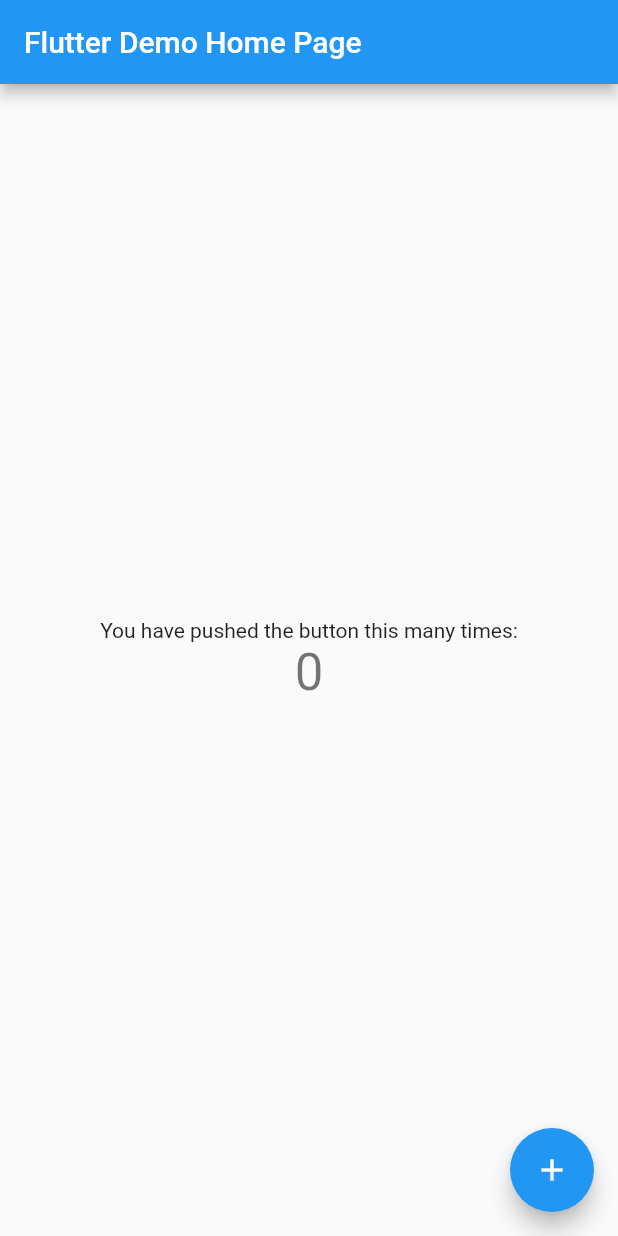
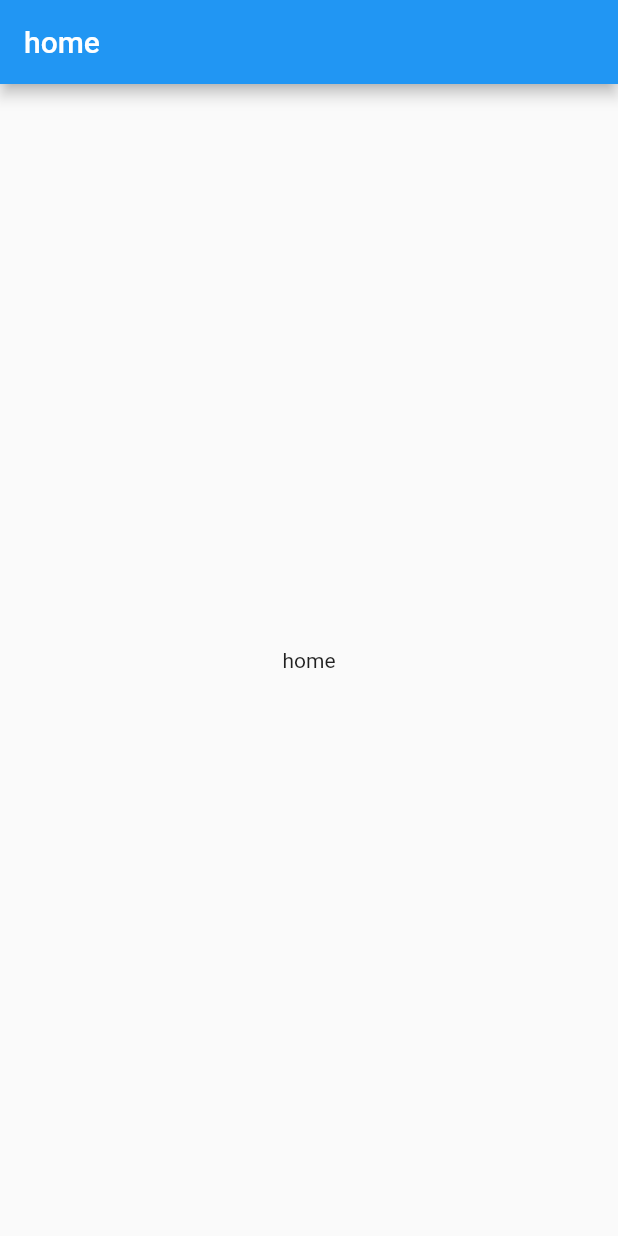
Before and after one commit to ZhuangDengDeng/flutter_template, a Flutter app: the screen it shows after launch, on a phone screen of 412 x 824 dp. Run offline on Flutter 3.47's test engine with Material 2 defaults, Android fonts, the phone set to English and light mode, and no system bars; our stand-ins replace fluro; statements that could not run were skipped.

Commit message:
集成fluro路由

```diff
--- a/lib/main.dart
+++ b/lib/main.dart
@@ -1,111 +1,4 @@
 import 'package:flutter/material.dart';
+import 'package:flutter_template/app.dart';
 
-void main() => runApp(MyApp());
-
-class MyApp extends StatelessWidget {
-  // This widget is the root of your application.
-  @override
-  Widget build(BuildContext context) {
-    return MaterialApp(
-      title: 'Flutter Demo',
-      theme: ThemeData(
-        // This is the theme of your application.
-        //
-        // Try running your application with "flutter run". You'll see the
-        // application has a blue toolbar. Then, without quitting the app, try
-        // changing the primarySwatch below to Colors.green and then invoke
-        // "hot reload" (press "r" in the console where you ran "flutter run",
-        // or simply save your changes to "hot reload" in a Flutter IDE).
-        // Notice that the counter didn't reset back to zero; the application
-        // is not restarted.
-        primarySwatch: Colors.blue,
-      ),
-      home: MyHomePage(title: 'Flutter Demo Home Page'),
-    );
-  }
-}
-
-class MyHomePage extends StatefulWidget {
-  MyHomePage({Key key, this.title}) : super(key: key);
-
-  // This widget is the home page of your application. It is stateful, meaning
-  // that it has a State object (defined below) that contains fields that affect
-  // how it looks.
-
-  // This class is the configuration for the state. It holds the values (in this
-  // case the title) provided by the parent (in this case the App widget) and
-  // used by the build method of the State. Fields in a Widget subclass are
-  // always marked "final".
-
-  final String title;
-
-  @override
-  _MyHomePageState createState() => _MyHomePageState();
-}
-
-class _MyHomePageState extends State<MyHomePage> {
-  int _counter = 0;
-
-  void _incrementCounter() {
-    setState(() {
-      // This call to setState tells the Flutter framework that something has
-      // changed in this State, which causes it to rerun the build method below
-      // so that the display can reflect the updated values. If we changed
-      // _counter without calling setState(), then the build method would not be
-      // called again, and so nothing would appear to happen.
-      _counter++;
-    });
-  }
-
-  @override
-  Widget build(BuildContext context) {
-    // This method is rerun every time setState is called, for instance as done
-    // by the _incrementCounter method above.
-    //
-    // The Flutter framework has been optimized to make rerunning build methods
-    // fast, so that you can just rebuild anything that needs updating rather
-    // than having to individually change instances of widgets.
-    return Scaffold(
-      appBar: AppBar(
-        // Here we take the value from the MyHomePage object that was created by
-        // the App.build method, and use it to set our appbar title.
-        title: Text(widget.title),
-      ),
-      body: Center(
-        // Center is a layout widget. It takes a single child and positions it
-        // in the middle of the parent.
-        child: Column(
-          // Column is also a layout widget. It takes a list of children and
-          // arranges them vertically. By default, it sizes itself to fit its
-          // children horizontally, and tries to be as tall as its parent.
-          //
-          // Invoke "debug painting" (press "p" in the console, choose the
-          // "Toggle Debug Paint" action from the Flutter Inspector in Android
-          // Studio, or the "Toggle Debug Paint" command in Visual Studio Code)
-          // to see the wireframe for each widget.
-          //
-          // Column has various properties to control how it sizes itself and
-          // how it positions its children. Here we use mainAxisAlignment to
-          // center the children vertically; the main axis here is the vertical
-          // axis because Columns are vertical (the cross axis would be
-          // horizontal).
-          mainAxisAlignment: MainAxisAlignment.center,
-          children: <Widget>[
-            Text(
-              'You have pushed the button this many times:',
-            ),
-            Text(
-              '$_counter',
-              style: Theme.of(context).textTheme.display1,
-            ),
-          ],
-        ),
-      ),
-      floatingActionButton: FloatingActionButton(
-        onPressed: _incrementCounter,
-        tooltip: 'Increment',
-        child: Icon(Icons.add),
-      ), // This trailing comma makes auto-formatting nicer for build methods.
-    );
-  }
-}
+void main() => runApp(createApp());
--- /dev/null
+++ b/lib/page/home.dart
@@ -0,0 +1,17 @@
+import 'package:flutter/material.dart';
+
+class Home extends StatelessWidget {
+  const Home({Key key}) : super(key: key);
+
+  @override
+  Widget build(BuildContext context) {
+    return Scaffold(
+      appBar: AppBar(
+        title: Text('home'),
+      ),
+      body: Center(
+        child: Text('home'),
+      ),
+    );
+  }
+}
--- /dev/null
+++ b/lib/router/application.dart
@@ -0,0 +1,5 @@
+import 'package:fluro/fluro.dart';
+
+class Application {
+  static Router router;
+}
--- /dev/null
+++ b/lib/router/router_handler.dart
@@ -0,0 +1,9 @@
+import 'package:fluro/fluro.dart';
+import 'package:flutter/material.dart';
+import 'package:flutter_template/page/home.dart';
+
+//homePage handler
+HandlerFunc homePageHandler =
+    (BuildContext context, Map<String, List<String>> params) {
+  return Home();
+};
```
Also changed, not shown: lib/app.dart (added, +16 -0 lines), lib/models/page_component.dart (added, +11 -0 lines), lib/page/404.dart (added, +18 -0 lines), lib/router/navigator_utils.dart (added, +37 -0 lines), lib/router/routes.dart (added, +36 -0 lines), pubspec.yaml (+2 -6 lines), pubspec.lock.
